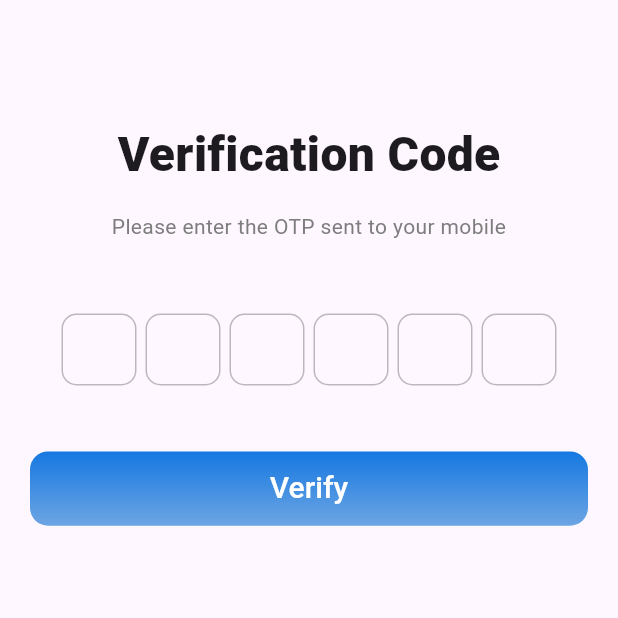
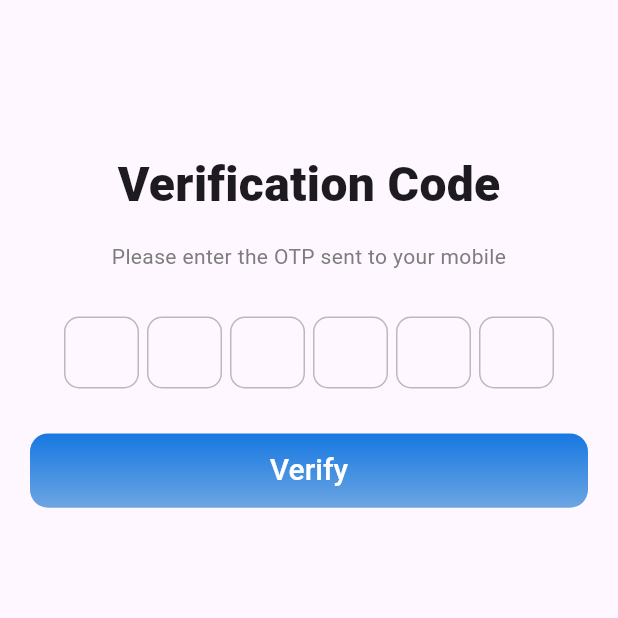
Before and after one commit to chirantan-basu01/assignment-app, a Flutter app: the OtpScreen screen opened directly, on a phone screen of 412 x 824 dp, the top half of it. Run offline on Flutter 3.47's test engine with Material 3 defaults, Android fonts, the phone set to English and light mode, and no system bars; drawn by our look-alikes of flutter_bounce, otp_text_field; our stand-ins replace cloud_firestore, firebase_core; accounts and stored records are empty.

Commit message:
minor changes

```diff
--- a/lib/Screens/Auth/View/otp_screen.dart
+++ b/lib/Screens/Auth/View/otp_screen.dart
@@ -5,7 +5,6 @@ import 'package:otp_text_field/otp_field_style.dart';
 import 'package:otp_text_field/style.dart';
 import '../../../Utils/CommonWidget/common_button.dart';
 import '../../../Utils/Helper/app_colors.dart';
-import '../../../Utils/Helper/screen_utils.dart';
 import '../../CommonWidgets/common_title_text.dart';
 
 class OtpScreen extends StatefulWidget {
@@ -16,7 +15,7 @@ class OtpScreen extends StatefulWidget {
 }
 
 class _OtpScreenState extends State<OtpScreen> {
-  String Otp = " ";
+  String Otp = "";
 
   @override
   Widget build(BuildContext context) {
@@ -27,10 +26,7 @@ class _OtpScreenState extends State<OtpScreen> {
       resizeToAvoidBottomInset: false,
       body: Padding(
         padding:
-            const EdgeInsets.only(left: 20.0, right: 20.0, bottom: 20, top: 80),
-        child: SizedBox(
-          width: ScreenUtils().screenWidth(context),
-          height: ScreenUtils().screenHeight(context),
+            const EdgeInsets.symmetric(horizontal: 20.0,vertical: 100.0),
         child: Column(
           crossAxisAlignment: CrossAxisAlignment.center,
           children: [
@@ -42,7 +38,7 @@ class _OtpScreenState extends State<OtpScreen> {
               height: 30,
             ),
             Padding(
-                padding: const EdgeInsets.only(top: 18.0, left: 18, right: 18),
+              padding: const EdgeInsets.symmetric(horizontal: 20.0),
               child: OTPTextField(
                 length: 6,
                 width: MediaQuery.of(context).size.width,
@@ -58,25 +54,8 @@ class _OtpScreenState extends State<OtpScreen> {
                 },
               ),
             ),
-              Padding(
-                padding: const EdgeInsets.only(top: 28.0, left: 18, right: 18),
-                child: Row(
-                  children: [
-                    RichText(
-                        text: const TextSpan(
-                      children: [
-                        TextSpan(
-                            text: "  ",
-                            style: TextStyle(
-                              color: Colors.white,
-                              fontFamily: 'Roboto',
-                              fontSize: 14,
-                              fontWeight: FontWeight.normal,
-                            )),
-                      ],
-                    )),
-                  ],
-                ),
+            const SizedBox(
+              height: 30.0,
             ),
             CommonButton(
               onClicked: () => {
@@ -86,12 +65,11 @@ class _OtpScreenState extends State<OtpScreen> {
                 )
               },
               label: "Verify",
+              fontSize: 20,
               buttonHeight: containerWidth * 0.06,
               buttonWidth: containerWidth * 0.8,
-                fontSize: 20,
             ),
           ],
-          ),
         ),
       ),
     );
```
Also changed, not shown: lib/Screens/Home/View/home_screen.dart (+15 -35 lines), lib/Screens/ProductDetails/View/product_details.dart (+12 -3 lines). Lines whose indentation alone changed are shown as unchanged.
